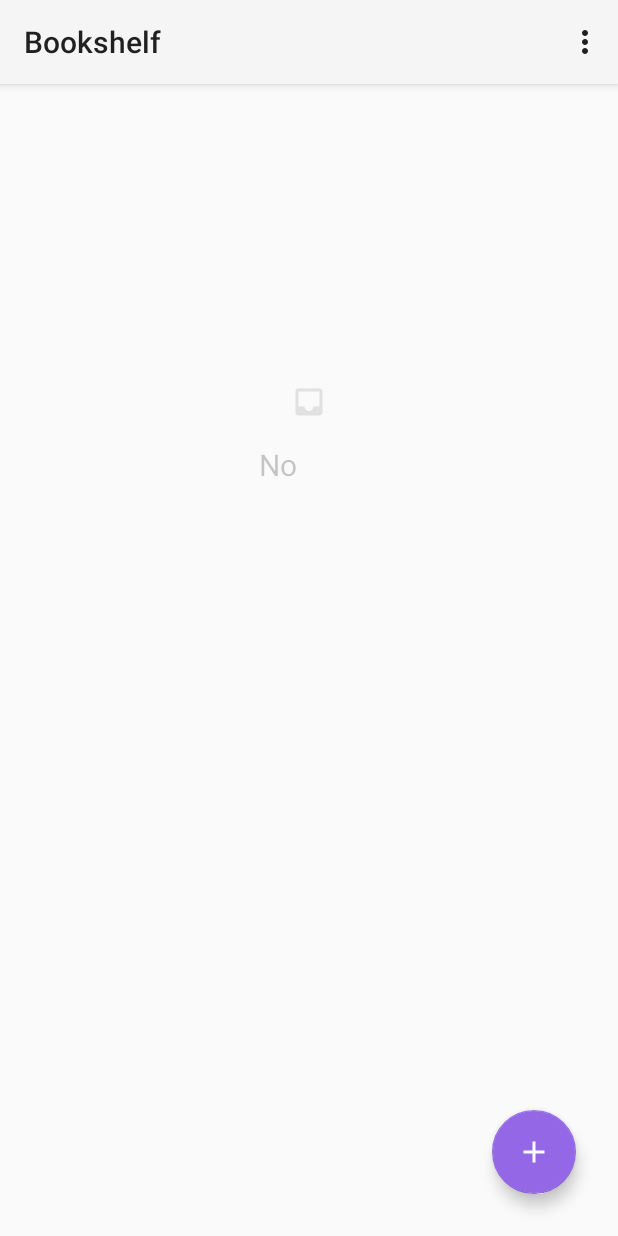
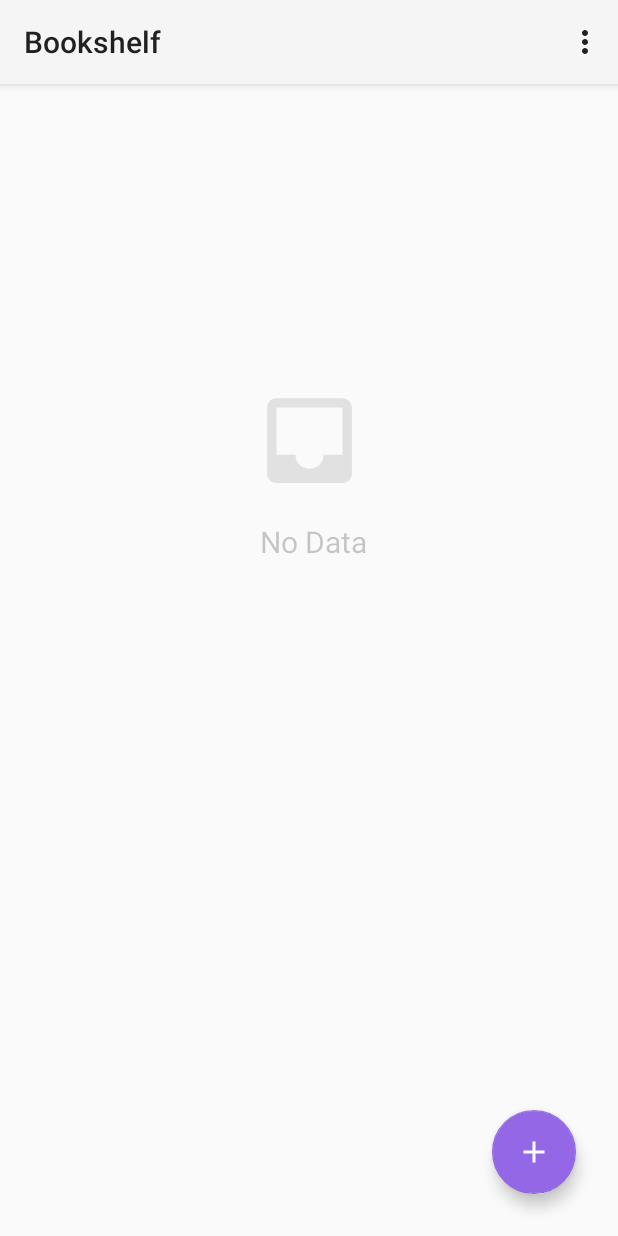
Before and after one commit to elei1001/EAE_Projekt, an Android app: the screen it shows after launch (MainActivity), on a phone screen of 412 x 824 dp. Run offline under Robolectric (Android 15) with nearby library versions, the phone set to English and light mode, and no system bars.

Commit message:
delete all funktioniert, bei "nein" wird nichts gelöscht und die app bleibt geöffnet, bei ja wird aslles gelöscht und der leere screen angezeigt

```diff
--- a/app/src/main/java/com/example/bookshelf/MainActivity.java
+++ b/app/src/main/java/com/example/bookshelf/MainActivity.java
@@ -4,7 +4,6 @@ import androidx.annotation.NonNull;
 import androidx.annotation.Nullable;
 import androidx.appcompat.app.AlertDialog;
 import androidx.appcompat.app.AppCompatActivity;
-import androidx.recyclerview.widget.GridLayoutManager;
 import androidx.recyclerview.widget.LinearLayoutManager;
 import androidx.recyclerview.widget.RecyclerView;
 
@@ -18,8 +17,6 @@ import android.view.MenuItem;
 import android.view.View;
 import android.widget.ImageView;
 import android.widget.TextView;
-import android.widget.Toast;
-
 import com.google.android.material.floatingactionbutton.FloatingActionButton;
 
 import java.util.ArrayList;
@@ -114,13 +111,6 @@ public class MainActivity extends AppCompatActivity {
             @Override
             public void onClick(DialogInterface dialogInterface, int i){
                 DatabaseHelper dbh = new DatabaseHelper(MainActivity.this);
-                finish();
-            }
-        });
-        builder.setNegativeButton("No", new DialogInterface.OnClickListener() {
-            @Override
-            public void onClick(DialogInterface dialog, int which) {
-                DatabaseHelper dbh = new DatabaseHelper(MainActivity.this);
                 dbh.deleteAllData();
                 //Refresh Activity
                 Intent intent = new Intent(MainActivity.this, MainActivity.class);
@@ -128,6 +118,13 @@ public class MainActivity extends AppCompatActivity {
                 finish();
             }
         });
+        builder.setNegativeButton("No", new DialogInterface.OnClickListener() {
+            @Override
+            public void onClick(DialogInterface dialog, int which) {
+
+
+            }
+        });
         builder.create().show();
     }
 
--- a/app/src/main/res/layout/activity_main.xml
+++ b/app/src/main/res/layout/activity_main.xml
@@ -36,8 +36,8 @@
 
     <ImageView
         android:id="@+id/empty_imageView"
-        android:layout_width="wrap_content"
-        android:layout_height="wrap_content"
+        android:layout_width="82dp"
+        android:layout_height="75dp"
         android:layout_marginTop="200dp"
         android:alpha="0.1"
         android:contentDescription="empty"
@@ -46,16 +46,16 @@
         app:layout_constraintStart_toStartOf="@+id/recyclerView"
         app:layout_constraintTop_toTopOf="@+id/recyclerView"
         app:srcCompat="@drawable/ic_empty"
-        tools:visibility="gone" />
+        tools:ignore="HardcodedText" />
 
     <TextView
         android:id="@+id/no_data"
-        android:layout_width="67dp"
-        android:layout_height="26dp"
+        android:layout_width="122dp"
+        android:layout_height="65dp"
         android:layout_marginTop="16dp"
-        android:text="No Data"
+        android:alpha="0.4"
+        android:text="      No Data"
         android:textSize="20sp"
-        android:alpha="0.4"
         android:visibility="gone"
         app:layout_constraintEnd_toEndOf="@+id/recyclerView"
         app:layout_constraintStart_toStartOf="@+id/recyclerView"
--- a/app/src/main/res/menu/mymenu.xml
+++ b/app/src/main/res/menu/mymenu.xml
@@ -2,7 +2,7 @@
 <menu xmlns:android="http://schemas.android.com/apk/res/android"
     xmlns:app="http://schemas.android.com/apk/res-auto">
     <item android:id="@+id/delete_all"
-        android:title="Delelte All"
+        android:title="Delete All"
         android:icon="@drawable/ic_delete"
         app:showAsAction="never">
 
```
